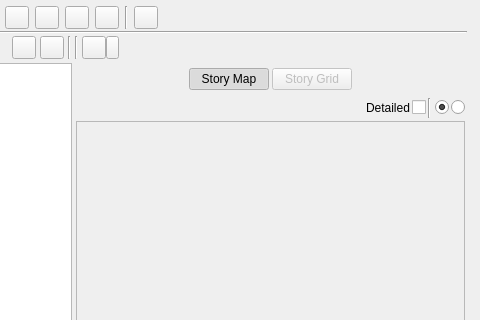
Before: the Qt Designer form ui/scenes_view.ui in zkovari/plotlyst, drawn with Qt 5; both pictures show x 316 to 796 and y 0 to 320 of the 796 by 664 pixel window.
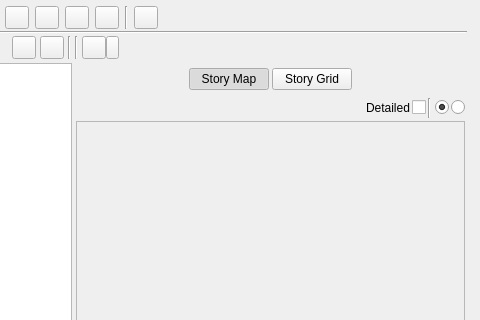
After: the same form once the commit is applied. Custom widgets are drawn as their Qt base class.

Commit message: Presentable story grid, closes #1224

What changed in the file:
```diff
--- a/ui/scenes_view.ui
+++ b/ui/scenes_view.ui
@@ -1029,9 +1029,6 @@
                   </item>
                   <item>
                    <widget class="QPushButton" name="btnStoryGridDisplay">
-                    <property name="enabled">
-                     <bool>false</bool>
-                    </property>
                     <property name="cursor">
                      <cursorShape>PointingHandCursor</cursorShape>
                     </property>
```
Left out of the diff: 2 changed lines with no effect on the pictures. The commit also changes 2 other files.
